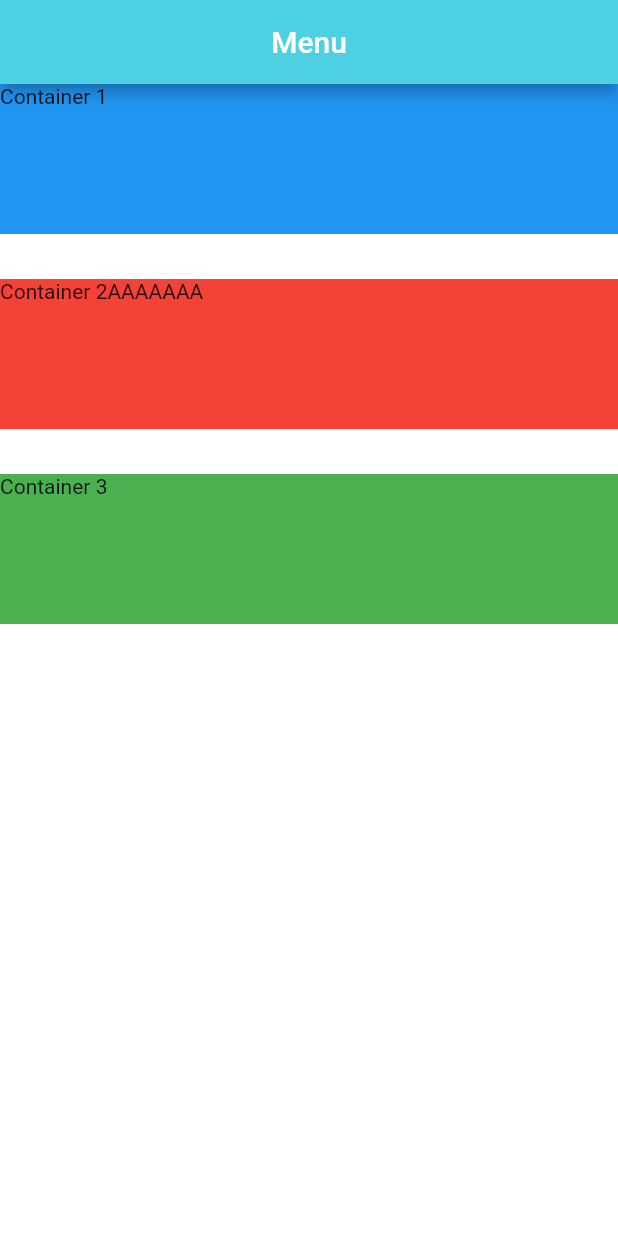
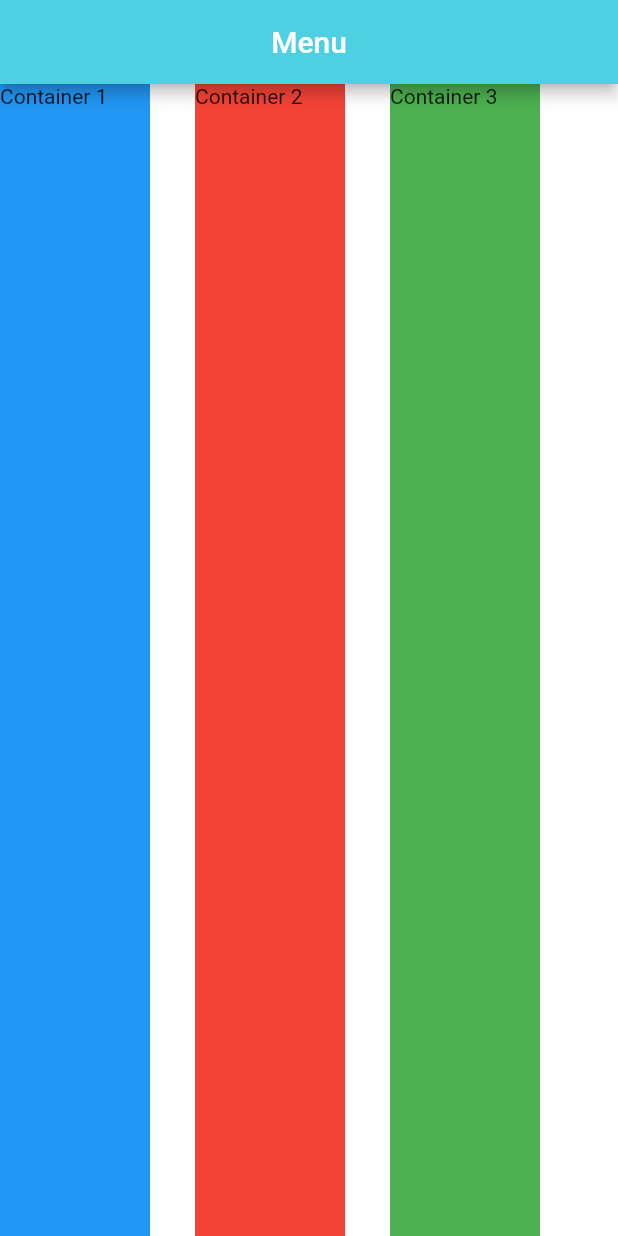
Before and after one commit to likhi1/bbayApp, a Flutter app: the screen it shows after launch, on a phone screen of 412 x 824 dp. Run offline on Flutter 3.47's test engine with Material 2 defaults, Android fonts, the phone set to English and light mode, and no system bars.

Commit message:
Create Row OK

```diff
--- a/lib/main.dart
+++ b/lib/main.dart
@@ -18,7 +18,7 @@ class BbayApp extends StatelessWidget {
           //** set  SafeArea for iPhone Area Screen
           //child: Image(image: AssetImage('images/01-thumbnail.jpg')),
 
-          child: Column(
+          child: Row(
             // mainAxisSize: MainAxisSize.min, // ** set shrink outline box
             // mainAxisAlignment:   MainAxisAlignment.spaceBetween, // ** set Position & Space
             crossAxisAlignment:
@@ -33,16 +33,16 @@ class BbayApp extends StatelessWidget {
                 child: Text('Container 1'),
               ),
               SizedBox(
-                height: 30.0, //**  set create margin
+                width: 30.0, //**  set create margin
               ),
               Container(
                 height: 100.0,
                 width: 100.0,
                 color: Colors.red,
-                child: Text('Container 2AAAAAAA'),
+                child: Text('Container 2'),
               ),
               SizedBox(
-                height: 30.0,
+                width: 30.0,
               ),
               Container(
                 height: 100.0,
@@ -52,7 +52,7 @@ class BbayApp extends StatelessWidget {
                 child: Text('Container 3'),
               ),
               SizedBox(
-                height: 30.0,
+                width: 30.0,
               ),
             ],
           ),
```
